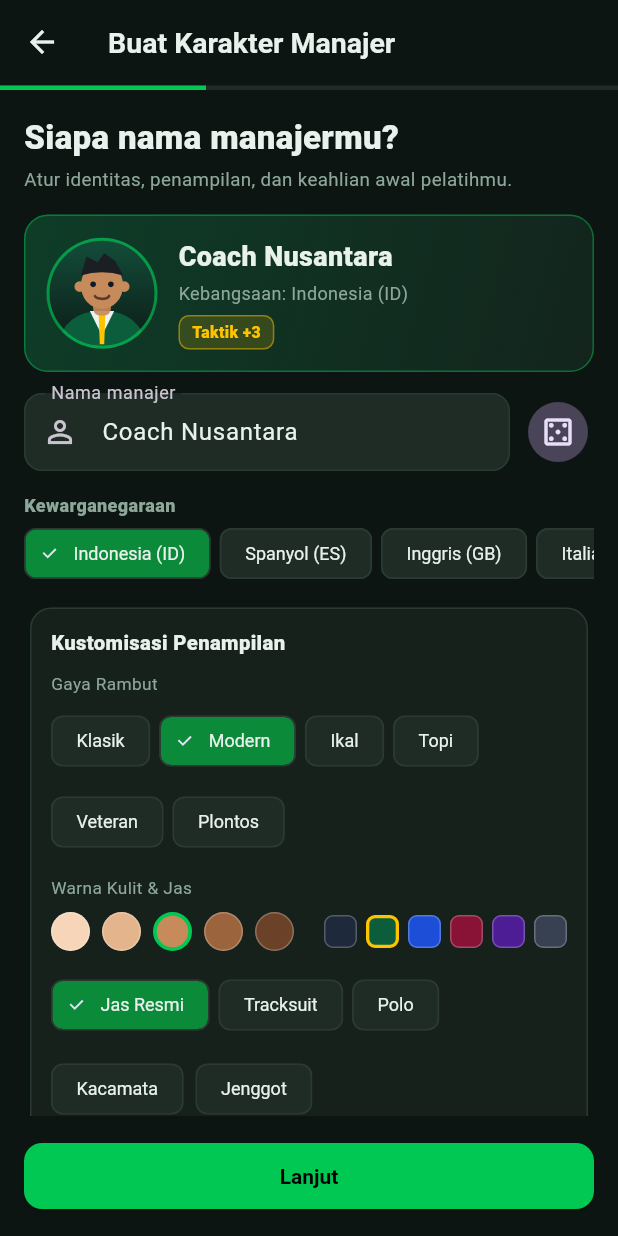
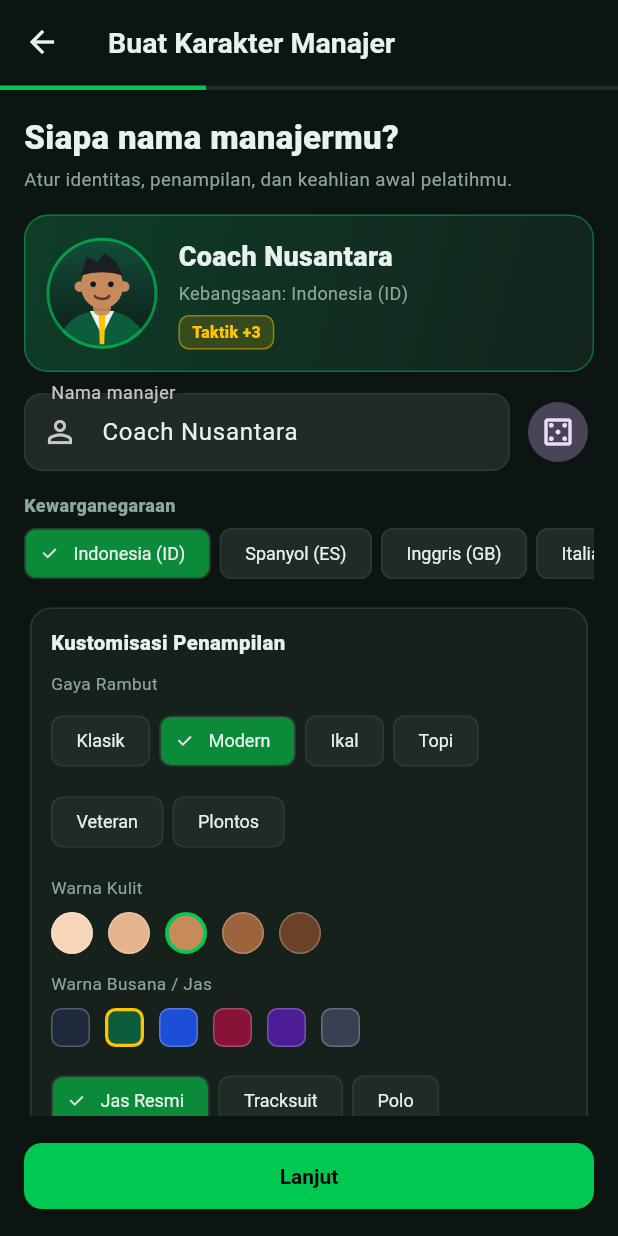
Before and after one commit to SanzzAza/kickoff-manager, a Flutter app: the screen it shows after launch, after a tap on "MULAI KARIER", on a phone screen of 412 x 824 dp. Run offline on Flutter 3.47's test engine with Material 3 defaults, Android fonts, the phone set to English and light mode, and no system bars; our stand-ins replace audioplayers, sqflite; accounts and stored records are empty.

Commit message:
Fix 46px Wrap layout overflow in NewGameScreen and pin next_season_btn in SeasonEndScreen

```diff
--- a/lib/ui/screens/club_pages.dart
+++ b/lib/ui/screens/club_pages.dart
@@ -753,7 +753,13 @@ class SeasonEndScreen extends StatelessWidget {
                   )),
             ],
             const SizedBox(height: 20),
-            ElevatedButton(
+          ],
+        ),
+      ),
+      bottomNavigationBar: SafeArea(
+        child: Padding(
+          padding: const EdgeInsets.fromLTRB(20, 8, 20, 14),
+          child: ElevatedButton(
             key: const Key('next_season_btn'),
             onPressed: () async {
               await service.nextSeason();
@@ -765,8 +771,6 @@ class SeasonEndScreen extends StatelessWidget {
                 ? 'LANJUTKAN KARIER'
                 : 'MULAI MUSIM BARU'),
           ),
-            const SizedBox(height: 8),
-          ],
         ),
       ),
     );
--- a/lib/ui/screens/new_game_screen.dart
+++ b/lib/ui/screens/new_game_screen.dart
@@ -316,20 +316,20 @@ class _NewGameScreenState extends State<NewGameScreen> {
                   }),
                 ),
                 const SizedBox(height: 12),
-                const Text('Warna Kulit & Jas',
+                const Text('Warna Kulit',
                     style: TextStyle(fontSize: 11.5, color: AppColors.muted)),
                 const SizedBox(height: 8),
-                Row(
-                  children: [
-                    ...List.generate(ManagerAvatar.skinTones.length, (i) {
+                Wrap(
+                  spacing: 10,
+                  runSpacing: 8,
+                  children: List.generate(ManagerAvatar.skinTones.length, (i) {
                     final sel = _profile.skinTone == i;
                     return GestureDetector(
                       onTap: () => setState(
                           () => _profile = _profile.copyWith(skinTone: i)),
                       child: Container(
-                          margin: const EdgeInsets.only(right: 8),
-                          width: 26,
-                          height: 26,
+                        width: 28,
+                        height: 28,
                         decoration: BoxDecoration(
                           color: ManagerAvatar.skinTones[i],
                           shape: BoxShape.circle,
@@ -341,19 +341,25 @@ class _NewGameScreenState extends State<NewGameScreen> {
                       ),
                     );
                   }),
-                    const Spacer(),
-                    ...List.generate(ManagerAvatar.suitColors.length, (i) {
+                ),
+                const SizedBox(height: 12),
+                const Text('Warna Busana / Jas',
+                    style: TextStyle(fontSize: 11.5, color: AppColors.muted)),
+                const SizedBox(height: 8),
+                Wrap(
+                  spacing: 10,
+                  runSpacing: 8,
+                  children: List.generate(ManagerAvatar.suitColors.length, (i) {
                     final sel = _profile.suitColor == i;
                     return GestureDetector(
                       onTap: () => setState(
                           () => _profile = _profile.copyWith(suitColor: i)),
                       child: Container(
-                          margin: const EdgeInsets.only(left: 6),
-                          width: 22,
-                          height: 22,
+                        width: 26,
+                        height: 26,
                         decoration: BoxDecoration(
                           color: ManagerAvatar.suitColors[i],
-                            borderRadius: BorderRadius.circular(6),
+                          borderRadius: BorderRadius.circular(7),
                           border: Border.all(
                             color: sel ? AppColors.accent : Colors.white24,
                             width: sel ? 2.2 : 1,
@@ -362,7 +368,6 @@ class _NewGameScreenState extends State<NewGameScreen> {
                       ),
                     );
                   }),
-                  ],
                 ),
                 const SizedBox(height: 12),
                 Row(
```
Lines whose indentation alone changed are shown as unchanged.
